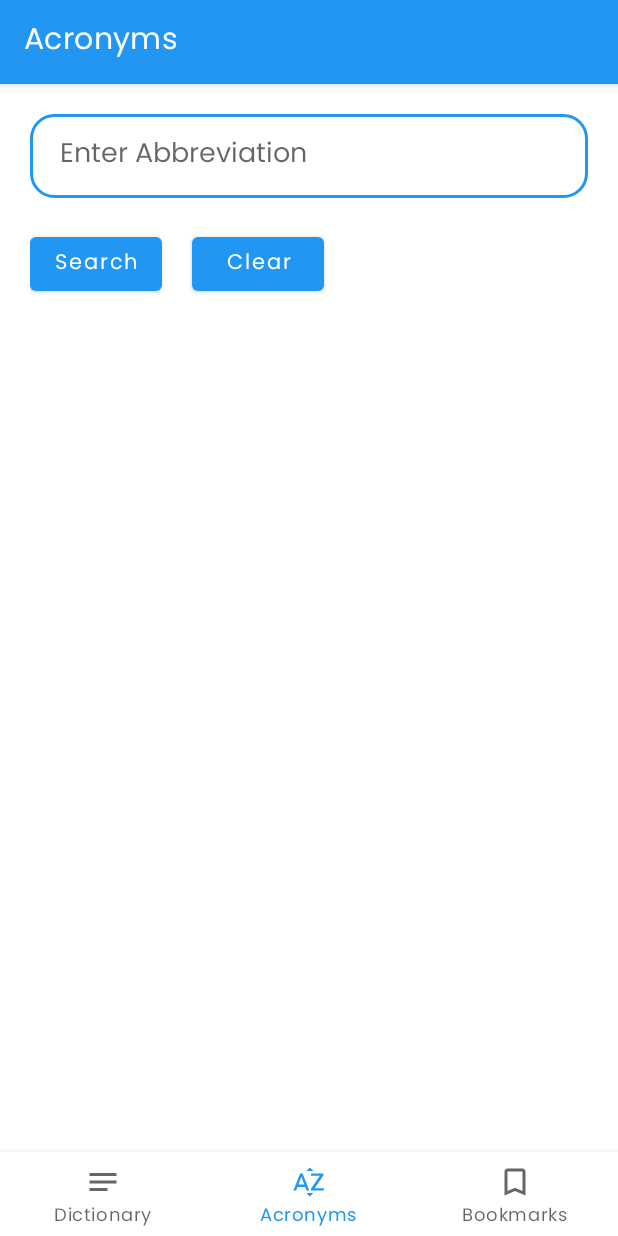
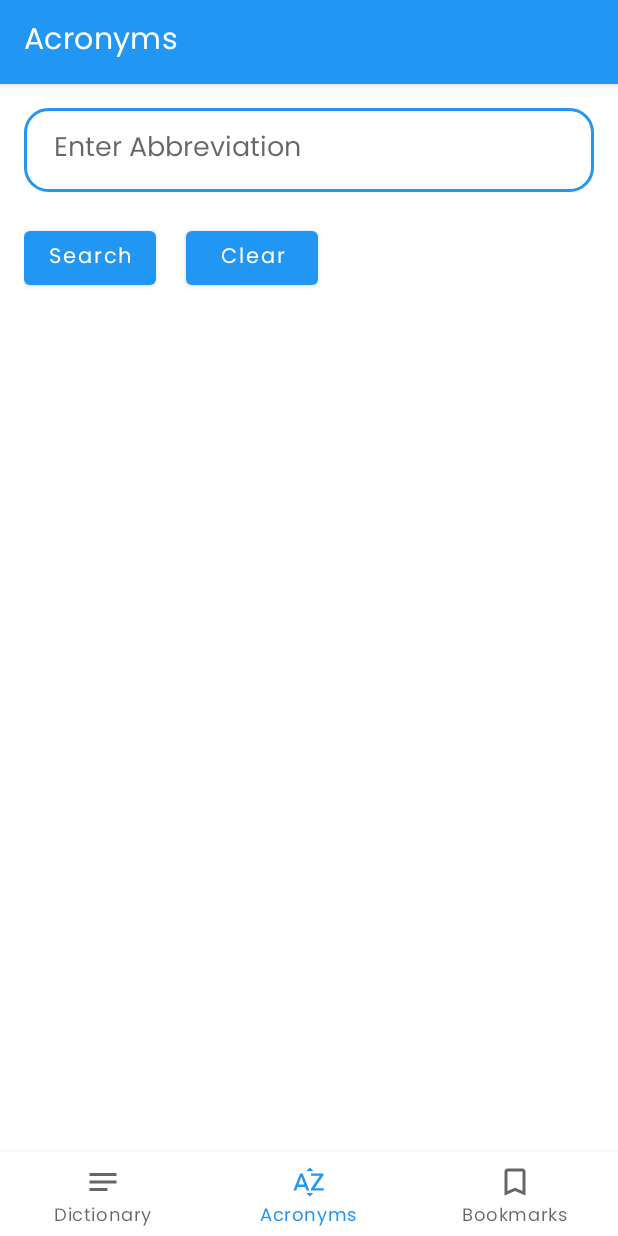
Before and after one commit to vennamprasad/Dictionary-Abbrevitaions, an Android app: the screen it shows after launch (HomeActivity), item 2 of the bottom bar chosen, on a phone screen of 412 x 824 dp. Run offline under Robolectric (Android 15) with nearby library versions, the phone set to English and light mode, and no system bars; our stand-ins replace Dagger/Hilt's generated code, data binding, navigation-ui; libraries missing offline, so code that uses them is left out: com.pranavpandey.android.

Commit message:
fixed code

```diff
--- a/app/src/main/java/com/prasad/abbreviationsfinder/api/network/AbbreviationApiInterface.kt
+++ b/app/src/main/java/com/prasad/abbreviationsfinder/api/network/AbbreviationApiInterface.kt
@@ -1,7 +1,8 @@
 package com.prasad.abbreviationsfinder.api.network
 
-import com.prasad.abbreviationsfinder.model.AcronymData
+import com.prasad.abbreviationsfinder.model.MeaningsData
 import okhttp3.OkHttpClient
+import okhttp3.logging.HttpLoggingInterceptor
 import retrofit2.Response
 import retrofit2.Retrofit
 import retrofit2.converter.gson.GsonConverterFactory
@@ -14,13 +15,15 @@ import retrofit2.http.Query
  * It also declares GET API to fetch full form response for the sort form provided by user.
  */
 interface AbbreviationApiInterface {
-    @GET("software/acromine/dictionary.py")
-    suspend fun getAcronyms(@Query("sf") query: String) : Response<AcronymData>
+    @GET("dictionary.py")
+    suspend fun getAcronyms(@Query("sf") query: String) : Response<MeaningsData>
     companion object {
-        private const val BASE_URL = "http://www.nactem.ac.uk/"
+        private const val BASE_URL = "http://www.nactem.ac.uk/software/acromine/"
         private var retrofitService: AbbreviationApiInterface? = null
         fun getInstance(): AbbreviationApiInterface {
-            val client = OkHttpClient.Builder().build()
+            val interceptor = HttpLoggingInterceptor()
+            interceptor.setLevel(HttpLoggingInterceptor.Level.BODY)
+            val client: OkHttpClient = OkHttpClient.Builder().addInterceptor(interceptor).build()
             if (retrofitService == null) {
                 val retrofit = Retrofit.Builder()
                     .baseUrl(BASE_URL)
--- a/app/src/main/java/com/prasad/abbreviationsfinder/repository/AbbreviationRepository.kt
+++ b/app/src/main/java/com/prasad/abbreviationsfinder/repository/AbbreviationRepository.kt
@@ -1,6 +1,6 @@
 package com.prasad.abbreviationsfinder.repository
 
-import com.prasad.abbreviationsfinder.model.AcronymData
+import com.prasad.abbreviationsfinder.model.MeaningsData
 import com.prasad.abbreviationsfinder.api.network.AbbreviationApiInterface
 import com.prasad.abbreviationsfinder.utils.NetworkState
 import javax.inject.Inject
@@ -11,7 +11,7 @@ import javax.inject.Inject
 class AbbreviationRepository @Inject constructor(
     private val abbreviationApiInterface: AbbreviationApiInterface
 ) {
-    suspend fun getMeaningsData(sortForm: String): NetworkState<AcronymData> {
+    suspend fun getMeaningsData(sortForm: String): NetworkState<MeaningsData> {
         val response = abbreviationApiInterface.getAcronyms(sortForm)
         return if (response.isSuccessful) {
             val responseBody = response.body()
--- a/app/src/main/java/com/prasad/abbreviationsfinder/view/adpter/CommonListAdapter.kt
+++ b/app/src/main/java/com/prasad/abbreviationsfinder/view/adpter/CommonListAdapter.kt
@@ -1,13 +1,15 @@
 package com.prasad.abbreviationsfinder.view.adpter
 
 import android.annotation.SuppressLint
-import android.graphics.Color
-import android.graphics.drawable.GradientDrawable
+import android.content.ClipData
+import android.content.ClipboardManager
+import android.content.Context
 import android.view.LayoutInflater
+import android.view.View
 import android.view.ViewGroup
+import android.widget.Toast
 import androidx.recyclerview.widget.RecyclerView
 import com.prasad.abbreviationsfinder.databinding.RvItemBinding
-import java.util.Random
 
 
 /**
@@ -15,25 +17,12 @@ import java.util.Random
  */
 class CommonListAdapter : RecyclerView.Adapter<MainViewHolder>() {
 
-    var mColors = arrayOf(
-        "5E97F6",
-        "9CCC65",
-        "FF8A65",
-        "9E9E9E",
-        "9FA8DA",
-        "90A4AE",
-        "AED581",
-        "F6BF26",
-        "FFA726",
-        "4DD0E1",
-        "BA68C8",
-        "A1887F"
-    )
     private var resultList = mutableListOf<String>()
-
+    var context: Context? = null
     @SuppressLint("NotifyDataSetChanged")
-    fun setList(lfs: List<String>) {
+    fun setList(lfs: List<String>,context: Context?) {
         this.resultList = lfs.toMutableList()
+        this.context = context
         notifyDataSetChanged()
     }
 
@@ -46,6 +35,14 @@ class CommonListAdapter : RecyclerView.Adapter<MainViewHolder>() {
     override fun onBindViewHolder(holder: MainViewHolder, position: Int) {
         val result = resultList[position]
         holder.binding.result.text = result
+        holder.binding.result.setOnClickListener {
+            try {
+                context?.copyToClipboard(result)
+                Toast.makeText(holder.itemView.context, "$result copied to clipboard", Toast.LENGTH_LONG).show()
+            } catch (e: Exception) {
+                TODO("Not yet implemented")
+            }
+        }
     }
 
     override fun getItemCount(): Int {
@@ -54,3 +51,9 @@ class CommonListAdapter : RecyclerView.Adapter<MainViewHolder>() {
 }
 
 class MainViewHolder(val binding: RvItemBinding) : RecyclerView.ViewHolder(binding.root)
+
+fun Context.copyToClipboard(text: CharSequence){
+    val clipboard = getSystemService(Context.CLIPBOARD_SERVICE) as ClipboardManager
+    val clip = ClipData.newPlainText("label",text)
+    clipboard.setPrimaryClip(clip)
+}
--- a/app/src/main/java/com/prasad/abbreviationsfinder/view/ui/acronyms/AbbreviationFragment.kt
+++ b/app/src/main/java/com/prasad/abbreviationsfinder/view/ui/acronyms/AbbreviationFragment.kt
@@ -37,13 +37,13 @@ class AbbreviationFragment : Fragment() {
         binding.lifecycleOwner = this
 
         viewModel.largeFormList.observe(requireActivity()) {
-            adapter.setList(it)
+            adapter.setList(it,requireContext())
             viewModel.rvVisibility.postValue(View.VISIBLE)
         }
 
         viewModel.errorMessage.observe(requireActivity()) {
             viewModel.rvVisibility.postValue(View.GONE)
-            DynamicToast.makeError(requireContext(), it.toString()).show()
+            DynamicToast.makeError(requireContext(), "Technical Issues From Server").show()
         }
 
         binding.abbEditText.setOnEditorActionListener { _, actionId, _ ->
--- a/app/src/main/java/com/prasad/abbreviationsfinder/view/ui/bookmark/BookmarksInfoFragment.kt
+++ b/app/src/main/java/com/prasad/abbreviationsfinder/view/ui/bookmark/BookmarksInfoFragment.kt
@@ -46,7 +46,7 @@ class BookmarksInfoFragment : BottomSheetDialogFragment() {
         _binding = FragmentBookmarksInfoListDialogBinding.inflate(inflater, container, false)
         val view = binding.root
         binding.recyclerview.adapter  = adapter
-        adapter.setList(args.bookmark.meanings)
+        adapter.setList(args.bookmark.meanings,requireContext())
         return view
     }
 
--- a/app/src/main/java/com/prasad/abbreviationsfinder/view/ui/dictionary/DictionaryFragment.kt
+++ b/app/src/main/java/com/prasad/abbreviationsfinder/view/ui/dictionary/DictionaryFragment.kt
@@ -46,7 +46,7 @@ class DictionaryFragment : Fragment() {
         binding.lifecycleOwner = this
 
         dictionaryViewModel.meaningsList.observe(requireActivity()) {
-            adapter.setList(it)
+            adapter.setList(it,requireContext())
             bookmarkData.clear()
             bookmarkData.addAll(it)
             dictionaryViewModel.rvVisibility.postValue(View.VISIBLE)
--- a/app/src/main/java/com/prasad/abbreviationsfinder/view/ui/dictionary/DictionaryViewModel.kt
+++ b/app/src/main/java/com/prasad/abbreviationsfinder/view/ui/dictionary/DictionaryViewModel.kt
@@ -51,7 +51,7 @@ class DictionaryViewModel @Inject constructor(
         }
     }
 
-    //Segregating large form list from MeaningsData response.
+    //Segregating large form list from com.prasad.abbreviationsfinder.model.MeaningsData response.
     private fun processData(dictionary: List<Dictionary>) {
         if (dictionary.isNotEmpty()) {
             val tempLfArrayList = mutableListOf<String>()
--- a/app/src/main/res/layout/fragment_abbreviations.xml
+++ b/app/src/main/res/layout/fragment_abbreviations.xml
@@ -13,20 +13,8 @@
     <androidx.constraintlayout.widget.ConstraintLayout
         android:layout_width="match_parent"
         android:layout_height="match_parent"
-        android:padding="@dimen/dp20"
+        android:padding="@dimen/activity_horizontal_margin"
         tools:context=".view.AbbreviationActivity">
-
-        <ProgressBar
-            android:id="@+id/progressDialog"
-            android:layout_width="@dimen/dp50"
-            android:layout_height="@dimen/dp50"
-            android:indeterminateTint="@color/black"
-            android:visibility="@{viewmodel.loading}"
-            app:layout_constraintBottom_toBottomOf="parent"
-            app:layout_constraintEnd_toEndOf="parent"
-            app:layout_constraintStart_toStartOf="parent"
-            app:layout_constraintTop_toTopOf="parent" />
-
         <com.google.android.material.textfield.TextInputEditText
             android:id="@+id/abbEditText"
             android:layout_width="match_parent"
@@ -74,5 +62,16 @@
             app:layout_constraintTop_toBottomOf="@+id/search_btn"
             tools:listitem="@layout/rv_item" />
 
+        <ProgressBar
+            android:id="@+id/progressDialog"
+            android:layout_width="@dimen/dp50"
+            android:layout_height="@dimen/dp50"
+            android:indeterminateTint="@color/black"
+            android:visibility="@{viewmodel.loading}"
+            app:layout_constraintBottom_toBottomOf="parent"
+            app:layout_constraintEnd_toEndOf="parent"
+            app:layout_constraintStart_toStartOf="parent"
+            app:layout_constraintTop_toTopOf="parent" />
+
     </androidx.constraintlayout.widget.ConstraintLayout>
 </layout>
--- a/app/src/main/res/layout/fragment_bookmark.xml
+++ b/app/src/main/res/layout/fragment_bookmark.xml
@@ -13,7 +13,7 @@
     <androidx.constraintlayout.widget.ConstraintLayout
         android:layout_width="match_parent"
         android:layout_height="match_parent"
-        android:padding="@dimen/dp20"
+        android:padding="@dimen/activity_horizontal_margin"
         tools:context=".view.AbbreviationActivity">
 
         <androidx.recyclerview.widget.RecyclerView
--- a/app/src/main/res/layout/fragment_bookmarks_info_list_dialog.xml
+++ b/app/src/main/res/layout/fragment_bookmarks_info_list_dialog.xml
@@ -5,8 +5,7 @@
 
     <androidx.constraintlayout.widget.ConstraintLayout
         android:layout_width="match_parent"
-        android:layout_height="match_parent"
-        android:padding="@dimen/dp10">
+        android:layout_height="match_parent">
 
         <androidx.recyclerview.widget.RecyclerView
             android:id="@+id/recyclerview"
--- a/app/src/main/res/layout/fragment_dictionary.xml
+++ b/app/src/main/res/layout/fragment_dictionary.xml
@@ -84,7 +84,6 @@
             android:layout_height="wrap_content"
             android:paddingVertical="@dimen/dp10"
             android:text="@string/meaning"
-            android:textColor="?colorPrimary"
             android:textStyle="bold"
             android:visibility="@{viewmodel.rvVisibility}"
             app:layout_constraintStart_toEndOf="@+id/word"
--- a/app/src/main/res/layout/rv_item.xml
+++ b/app/src/main/res/layout/rv_item.xml
@@ -21,10 +21,13 @@
             android:layout_height="wrap_content"
             android:gravity="center|start"
             android:padding="@dimen/dp10"
+            android:clickable="true"
             android:text="@string/meaning"
+            android:minHeight="?attr/actionBarSize"
             android:textColor="@color/black"
             app:layout_constraintStart_toStartOf="parent"
-            app:layout_constraintTop_toTopOf="parent" />
+            app:layout_constraintTop_toTopOf="parent"
+            android:focusable="true" />
 
     </com.google.android.material.card.MaterialCardView>
 
--- a/app/src/main/res/menu/bottom_nav_menu.xml
+++ b/app/src/main/res/menu/bottom_nav_menu.xml
@@ -14,6 +14,6 @@
     <item
         android:id="@+id/navigation_bookmarks"
         android:icon="@drawable/baseline_bookmark_border_24"
-        android:title="Bookmarks" />
+        android:title="@string/bookmarks" />
 
 </menu>
```
Also changed, not shown: app/build.gradle (+18 -18 lines), app/src/main/java/com/prasad/abbreviationsfinder/model/MeaningsData.kt (added, +31 -0 lines), app/src/main/java/com/prasad/abbreviationsfinder/view/custom/CustomEditText.kt (added, +45 -0 lines), app/src/main/java/com/prasad/abbreviationsfinder/view/ui/acronyms/AbbreviationViewModel.kt (+5 -5 lines), app/src/main/res/layout/custom_edit_text.xml (added, +45 -0 lines), 1 other file.
